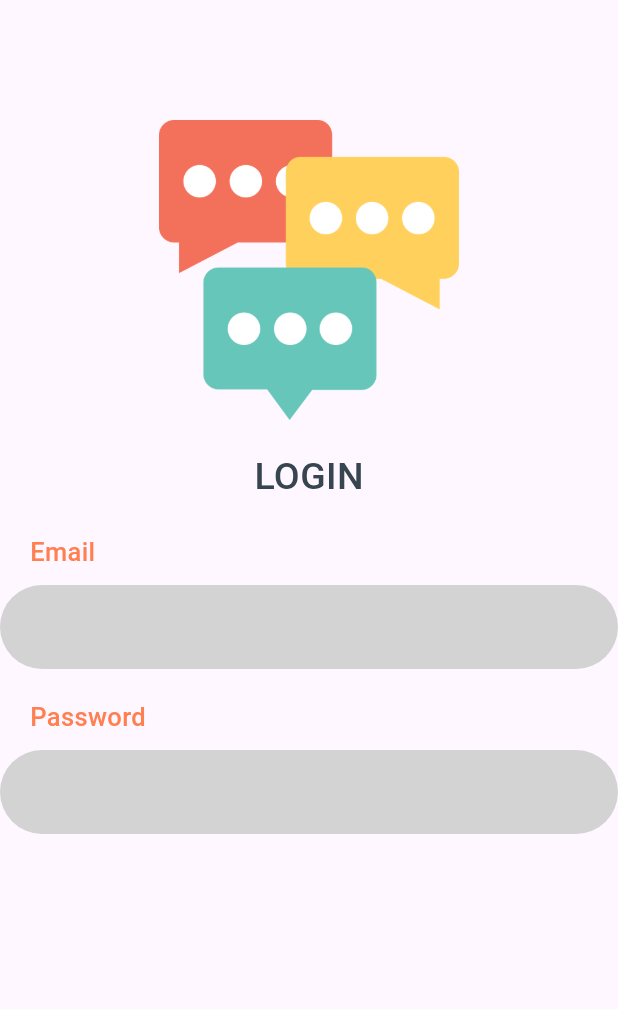
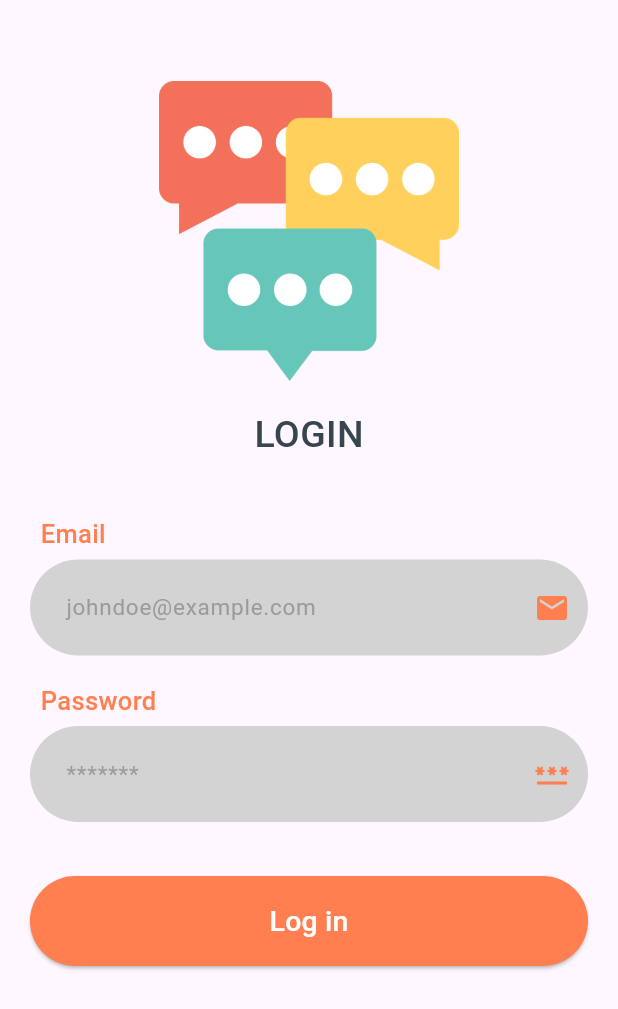
Before and after one commit to salma-elmaghawry/Chat-App, a Flutter app: the screen it shows after launch, on a phone screen of 412 x 824 dp. Shown: the top 1009 px of the screen. Run offline on Flutter 3.47's test engine with Material 3 defaults, Android fonts, the light colour scheme and no system bars.

Commit message:
email ans password done

```diff
--- a/lib/Screens/login_page.dart
+++ b/lib/Screens/login_page.dart
@@ -6,53 +6,76 @@ class loginPage extends StatelessWidget {
 
   @override
   Widget build(BuildContext context) {
-    return Scaffold(
+    return  Scaffold(
       body: Center(
+        child: Padding(
+          padding: const EdgeInsets.symmetric(horizontal: 20.0), // Adjust padding as needed
           child: Column(
+            crossAxisAlignment: CrossAxisAlignment.start,
             children: [
-          SizedBox(height: 80),
-          Image.asset(
+              Spacer(flex: 3),
+              Center(
+                child: Image.asset(
                   'assets/chat.png',
                   height: 200,
                 ),
-          SizedBox(height: 20),
-          Text('LOGIN',
+              ),
+              Spacer(flex: 1),
+              Center(
+                child: Text(
+                  'LOGIN',
                   style: TextStyle(
                     fontSize: 25,
                     fontWeight: FontWeight.w500,
-                  color: Color(0xff36454F))),
-                  SizedBox(height: 20),
-
-                  Row(
-                    children: [
+                    color: Color(0xff36454F),
+                  ),
+                ),
+              ),
+              Spacer(flex: 2),
               Padding(
-                        padding: const EdgeInsets.only(left:20.0),
-                        child: Text('Email',style: TextStyle(fontSize: 17,fontWeight: FontWeight.w500,color: Color(0xffFF7F50)),),
+                padding: const EdgeInsets.only(left: 7.0, bottom: 5.0),
+                child: Text('Email', style: TextStyle(fontSize: 17, fontWeight: FontWeight.w500, color: Color(0xffFF7F50))),
               ),
-                    ],
-
+              customTextField(
+                hint: 'johndoe@example.com',
+                suffixIcon: Icon(Icons.email),
               ),
-          SizedBox(height: 10),
-          customTextField(),
-          SizedBox(height: 20),
-          Row(
-                    children: [
+              Spacer(flex: 1),
               Padding(
-                        padding: const EdgeInsets.only(left:20.0),
-                        child: Text('Password',style: TextStyle(fontSize: 17,fontWeight: FontWeight.w500,color: Color(0xffFF7F50)),),
+                padding: const EdgeInsets.only(left: 7.0, bottom: 5.0),
+                child: Text('Password', style: TextStyle(fontSize: 17, fontWeight: FontWeight.w500, color: Color(0xffFF7F50))),
               ),
-                    ],
-
+              //pacer(flex: 1),
+              customTextField(
+                hint: '*******',
+                suffixIcon: Icon(Icons.password_sharp),
               ),
-          SizedBox(height: 10),
-          customTextField(),
-
-
-
-
-
+              Spacer(flex: 2),
+              SizedBox(
+                width: double.infinity,
+                child: ElevatedButton(
+                  style: ElevatedButton.styleFrom(
+                    primary: Color(0xffFF7F50),
+                    minimumSize: Size(double.infinity, 60),
+                    shape: RoundedRectangleBorder(
+                      borderRadius: BorderRadius.circular(50),
+                    ),
+                  ),
+                  onPressed: () {},
+                  child: const Text(
+                    'Log in',
+                    style: TextStyle(
+                      fontSize: 19,
+                      color: Colors.white,
+                    ),
+                  ),
+                ),
+              ),
+              Spacer(flex: 10),
             ],
           ),
-    ));
+        ),
+      ),
+    );
   }
 }
--- a/lib/widgets/customTextField.dart
+++ b/lib/widgets/customTextField.dart
@@ -1,34 +1,46 @@
 import 'package:flutter/material.dart';
 
 class customTextField extends StatelessWidget {
-  const customTextField({super.key});
+  customTextField({
+    super.key,
+    required this.hint,
+    this.suffixIcon,
+  });
+  String? hint;
+  Icon? suffixIcon;
 
   @override
   Widget build(BuildContext context) {
     return TextField(
-
        cursorColor: Color(0xffFF7F50),
-
       decoration: InputDecoration(
-
+        contentPadding: const EdgeInsets.symmetric(horizontal: 20, vertical: 20),
+        suffixIcon: suffixIcon,
+        suffixIconColor: Color(0xffFF7F50),
+        hintText: hint,
+        hintStyle: TextStyle(fontSize: 15, color: Color.fromARGB(255, 156, 155, 155)),
         filled: true,
         fillColor: Color(0xFFD3D3D3),
         focusedBorder: OutlineInputBorder(
           borderRadius: BorderRadius.circular(50),
-              borderSide: BorderSide(width: 2.0, color: Color(0xffFF7F50))),
+          borderSide: BorderSide(width: 2.0, color: Color(0xffFF7F50)),
+        ),
         enabledBorder: OutlineInputBorder(
           borderRadius: BorderRadius.circular(50),
           borderSide: BorderSide(
             width: 0.0,
             color: Colors.transparent,
-              )),
+          ),
+        ),
         border: OutlineInputBorder(
           borderRadius: BorderRadius.circular(50),
           borderSide: BorderSide(
             width: 0.0,
             color: Colors.transparent,
           ),
-          )),
+        ),
+      ),
     );
+
   }
 }
```
Lines whose indentation alone changed are shown as unchanged.
